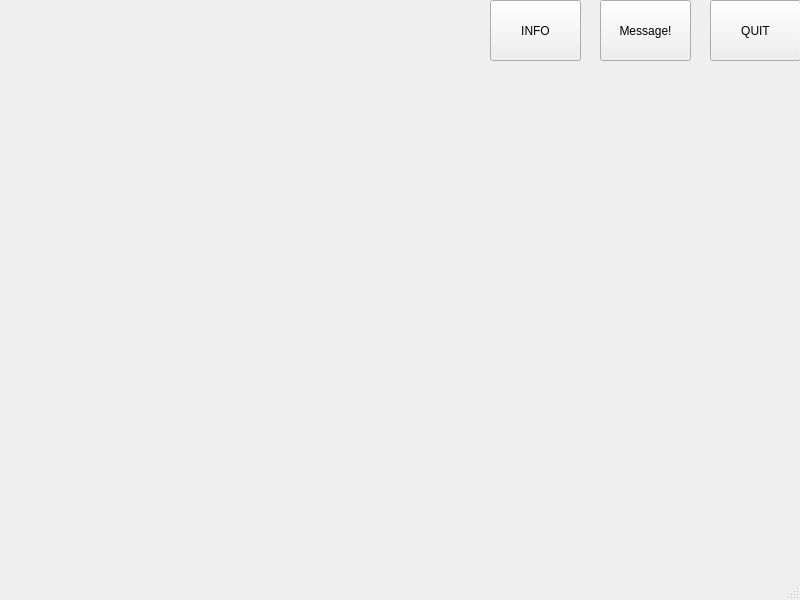
First picture: the form in cs4076_pro/mainwindow.ui, repository 7LuxinC/programming_project, before the edit.
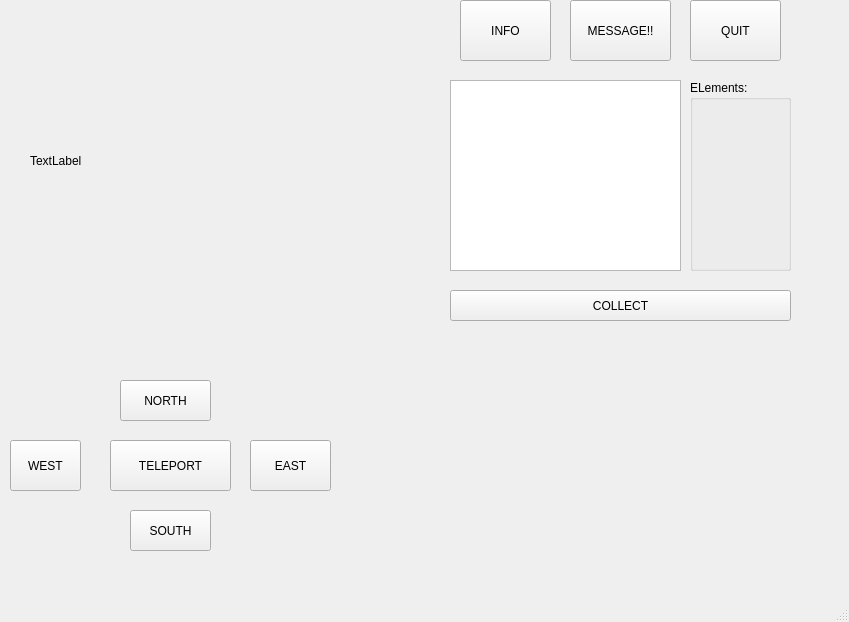
Second picture: the form after the edit. Icons and pictures are not drawn.

Diff of the .ui file:
```diff
--- a/cs4076_pro/mainwindow.ui
+++ b/cs4076_pro/mainwindow.ui
@@ -6,8 +6,8 @@
    <rect>
     <x>0</x>
     <y>0</y>
-    <width>800</width>
-    <height>600</height>
+    <width>849</width>
+    <height>622</height>
    </rect>
   </property>
   <property name="windowTitle">
@@ -17,12 +17,15 @@
    <widget class="QPushButton" name="quit">
     <property name="geometry">
      <rect>
-      <x>710</x>
+      <x>690</x>
       <y>0</y>
       <width>91</width>
       <height>61</height>
      </rect>
     </property>
+    <property name="font">
+     <font/>
+    </property>
     <property name="text">
      <string>QUIT</string>
     </property>
@@ -30,29 +33,191 @@
    <widget class="QPushButton" name="message">
     <property name="geometry">
      <rect>
-      <x>600</x>
+      <x>570</x>
       <y>0</y>
-      <width>91</width>
+      <width>101</width>
       <height>61</height>
      </rect>
     </property>
+    <property name="font">
+     <font/>
+    </property>
     <property name="text">
-     <string>Message!</string>
+     <string>MESSAGE!!</string>
     </property>
    </widget>
    <widget class="QPushButton" name="info">
     <property name="geometry">
      <rect>
-      <x>490</x>
+      <x>460</x>
       <y>0</y>
       <width>91</width>
       <height>61</height>
      </rect>
     </property>
+    <property name="font">
+     <font/>
+    </property>
     <property name="text">
      <string>INFO</string>
     </property>
    </widget>
+   <widget class="QPushButton" name="northBtn">
+    <property name="geometry">
+     <rect>
+      <x>120</x>
+      <y>380</y>
+      <width>91</width>
+      <height>41</height>
+     </rect>
+    </property>
+    <property name="font">
+     <font/>
+    </property>
+    <property name="text">
+     <string>NORTH</string>
+    </property>
+   </widget>
+   <widget class="QPushButton" name="west">
+    <property name="geometry">
+     <rect>
+      <x>10</x>
+      <y>440</y>
+      <width>71</width>
+      <height>51</height>
+     </rect>
+    </property>
+    <property name="font">
+     <font/>
+    </property>
+    <property name="text">
+     <string>WEST</string>
+    </property>
+   </widget>
+   <widget class="QPushButton" name="eastBtn">
+    <property name="geometry">
+     <rect>
+      <x>250</x>
+      <y>440</y>
+      <width>81</width>
+      <height>51</height>
+     </rect>
+    </property>
+    <property name="font">
+     <font/>
+    </property>
+    <property name="text">
+     <string>EAST</string>
+    </property>
+   </widget>
+   <widget class="QPushButton" name="southBtn">
+    <property name="geometry">
+     <rect>
+      <x>130</x>
+      <y>510</y>
+      <width>81</width>
+      <height>41</height>
+     </rect>
+    </property>
+    <property name="font">
+     <font>
+      <italic>false</italic>
+     </font>
+    </property>
+    <property name="text">
+     <string>SOUTH</string>
+    </property>
+   </widget>
+   <widget class="QPushButton" name="teleportBtn">
+    <property name="geometry">
+     <rect>
+      <x>110</x>
+      <y>440</y>
+      <width>121</width>
+      <height>51</height>
+     </rect>
+    </property>
+    <property name="font">
+     <font/>
+    </property>
+    <property name="text">
+     <string>TELEPORT</string>
+    </property>
+   </widget>
+   <widget class="QLabel" name="label">
+    <property name="geometry">
+     <rect>
+      <x>30</x>
+      <y>20</y>
+      <width>401</width>
+      <height>281</height>
+     </rect>
+    </property>
+    <property name="text">
+     <string>TextLabel</string>
+    </property>
+   </widget>
+   <widget class="QGroupBox" name="groupBox">
+    <property name="geometry">
+     <rect>
+      <x>690</x>
+      <y>80</y>
+      <width>101</width>
+      <height>191</height>
+     </rect>
+    </property>
+    <property name="title">
+     <string>ELements:</string>
+    </property>
+   </widget>
+   <widget class="QTextEdit" name="textEdit">
+    <property name="geometry">
+     <rect>
+      <x>450</x>
+      <y>80</y>
+      <width>231</width>
+      <height>191</height>
+     </rect>
+    </property>
+   </widget>
+   <widget class="QLabel" name="mapImg">
+    <property name="geometry">
+     <rect>
+      <x>360</x>
+      <y>340</y>
+      <width>441</width>
+      <height>211</height>
+     </rect>
+    </property>
+    <property name="text">
+     <string/>
+    </property>
+    <property name="textFormat">
+     <enum>Qt::AutoText</enum>
+    </property>
+    <property name="pixmap">
+     <pixmap>img/map.png</pixmap>
+    </property>
+    <property name="scaledContents">
+     <bool>true</bool>
+    </property>
+   </widget>
+   <widget class="QPushButton" name="collectBtn">
+    <property name="geometry">
+     <rect>
+      <x>450</x>
+      <y>290</y>
+      <width>341</width>
+      <height>31</height>
+     </rect>
+    </property>
+    <property name="font">
+     <font/>
+    </property>
+    <property name="text">
+     <string>COLLECT</string>
+    </property>
+   </widget>
   </widget>
   <widget class="QMenuBar" name="menubar">
    <property name="geometry">
```
Left out of the diff: 8 changed lines with no effect on the pictures.
